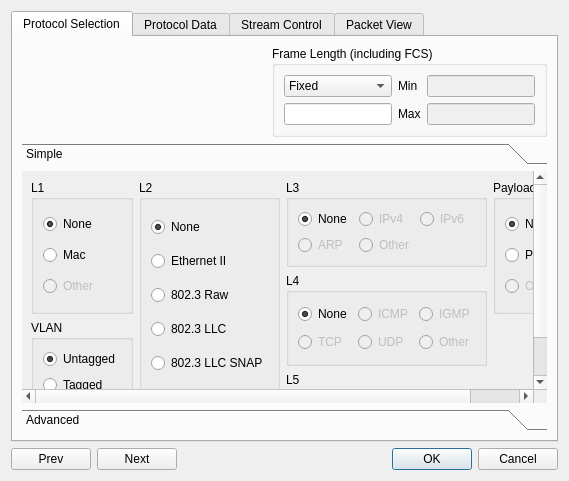
Qt form client/streamconfigdialog.ui (pstavirs/ostinato) before a commit.
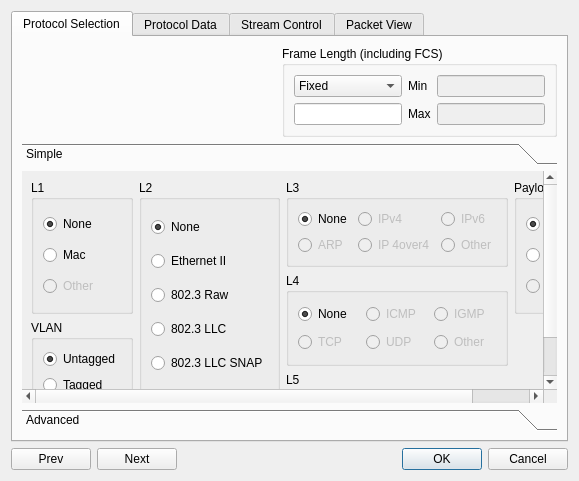
The same form after that commit. Icons and pictures are not drawn. Custom widgets are drawn as their Qt base class.

Commit message: IP4over4 implemented as a "combo" protocol; added IP 4over4 as a L3 protocol in StreamConfigDialog. Also temporarily masked a change introduced in r59ec which triggers a crash if you click "cancel" in StreamConfigDialog with the "Protocol Data" tab open

The edit to the form file:
```diff
--- a/client/streamconfigdialog.ui
+++ b/client/streamconfigdialog.ui
@@ -8,7 +8,7 @@
    <rect>
     <x>0</x>
     <y>0</y>
-    <width>569</width>
+    <width>579</width>
     <height>481</height>
    </rect>
   </property>
@@ -173,7 +173,7 @@
            <rect>
             <x>0</x>
             <y>0</y>
-            <width>527</width>
+            <width>537</width>
             <height>243</height>
            </rect>
           </property>
@@ -339,6 +339,19 @@
                </widget>
               </item>
               <item row="1" column="1" >
+               <widget class="QRadioButton" name="rbL3Ip4over4" >
+                <property name="enabled" >
+                 <bool>false</bool>
+                </property>
+                <property name="text" >
+                 <string>IP 4over4</string>
+                </property>
+                <property name="checked" >
+                 <bool>false</bool>
+                </property>
+               </widget>
+              </item>
+              <item row="1" column="2" >
                <widget class="QRadioButton" name="rbL3Other" >
                 <property name="enabled" >
                  <bool>false</bool>
```
The commit also changes 8 other files.
